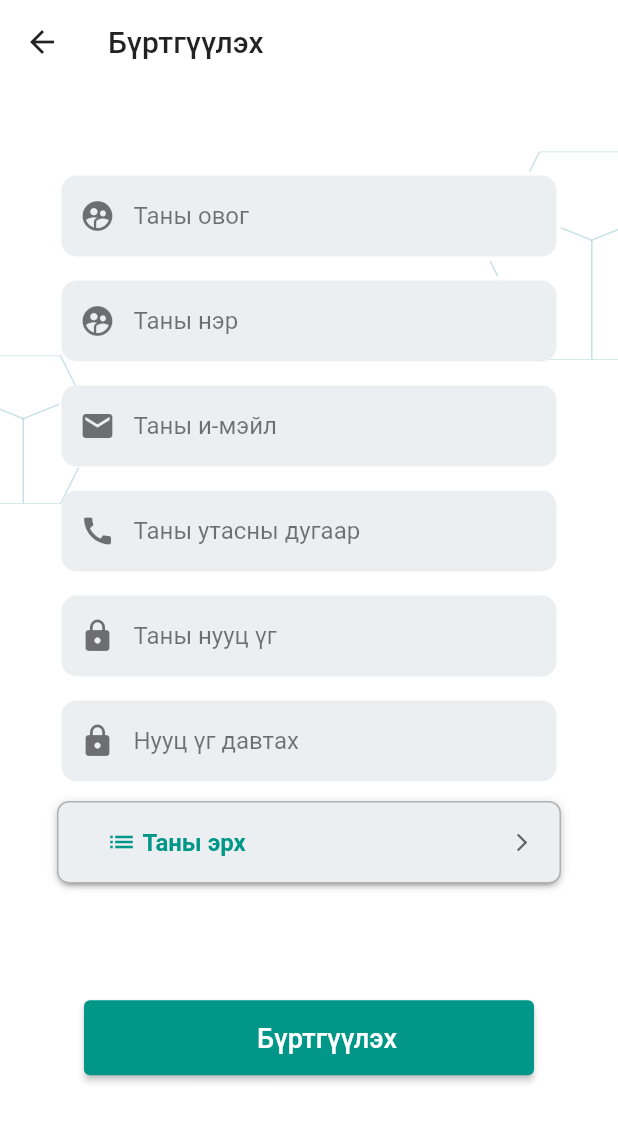
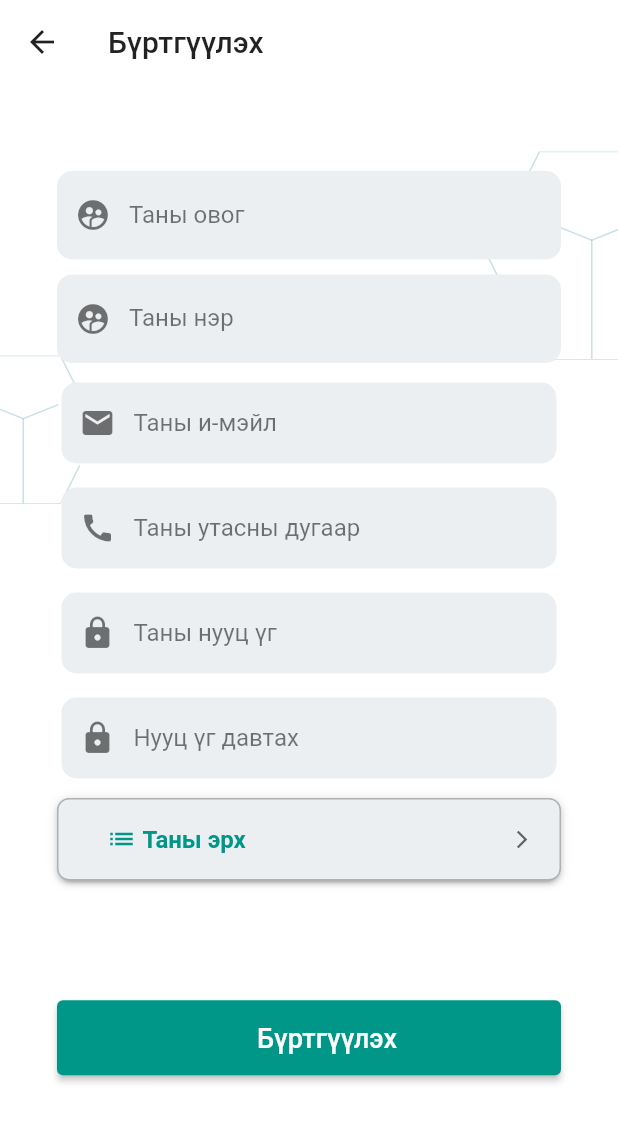
Before and after one commit to Azkhuu0216/my_app, a Flutter app: the SignUp screen opened by its route, on a phone screen of 412 x 824 dp. Shown: the top 1122 px of the screen. Run offline on Flutter 3.47's test engine with Material 2 defaults, Android fonts, the phone set to English and light mode, and no system bars; drawn by our look-alikes of dropdown_button2; our stand-ins replace cloud_firestore, firebase_auth, firebase_core, flutter_easyloading, flutter_svg, google_fonts and 2 more; missing offline and left inert: flutter_draggable_gridview, postgres; accounts and stored records are empty.

Commit message:
signUp setState bolgood ok bolson

```diff
--- a/lib/auth/signup.dart
+++ b/lib/auth/signup.dart
@@ -34,13 +34,6 @@ class _SignUpState extends State<SignUp> {
 
   @override
   Widget build(BuildContext context) {
-    TextEditingController firstNameController = TextEditingController();
-    TextEditingController lastNameController = TextEditingController();
-    TextEditingController phoneController = TextEditingController();
-    TextEditingController emailController = TextEditingController();
-    TextEditingController passwordController = TextEditingController();
-    TextEditingController repasswordController = TextEditingController();
-
     CollectionReference users = FirebaseFirestore.instance.collection('users');
     Future<void> addUser() async {
       // Call the user's CollectionReference to add a new user
@@ -161,31 +154,18 @@ class _SignUpState extends State<SignUp> {
                       crossAxisAlignment: CrossAxisAlignment.center,
                       mainAxisAlignment: MainAxisAlignment.center,
                       children: [
-                        //email and password TextField here
                         Expanded(
                           flex: 5,
                           child: Column(
                             children: [
+                              //email and password TextField here
                               // reTextField(
                               //     "Овог", Icons.supervised_user_circle, false),
                               Container(
-                                height: 60,
-                                // margin: EdgeInsets.only(top: 20),
-                                decoration: BoxDecoration(
-                                  color: Colors.white70,
-                                  borderRadius: BorderRadius.circular(24),
-                                  border: Border.all(
-                                      color: Colors.white,
-                                      width: 3.0,
-                                      style: BorderStyle.solid),
-                                ),
-
                                 child: TextFormField(
-                                  controller: lastNameController,
                                   cursorColor: Colors.black87,
                                   obscureText: false,
                                   autocorrect: true,
-                                  // keyboardType: TextInputType.,
                                   decoration: InputDecoration(
                                     prefixIcon: Icon(
                                         Icons.supervised_user_circle,
@@ -203,28 +183,20 @@ class _SignUpState extends State<SignUp> {
                                             width: 0, style: BorderStyle.none)),
                                   ),
                                   onChanged: (value) {
-                                    _lastName = value;
+                                    print("asuult===" + value.toString());
+                                    setState(() {
+                                      _lastName = value;
+                                    });
                                   },
                                   keyboardType: TextInputType.emailAddress,
                                 ),
                               ),
+
                               const SizedBox(height: 10),
                               // reTextField(
                               //     "Нэр", Icons.supervised_user_circle, true),
                               Container(
-                                height: 60,
-                                // margin: EdgeInsets.only(top: 20),
-                                decoration: BoxDecoration(
-                                  color: Colors.white70,
-                                  borderRadius: BorderRadius.circular(24),
-                                  border: Border.all(
-                                      color: Colors.white,
-                                      width: 3.0,
-                                      style: BorderStyle.solid),
-                                ),
-
                                 child: TextFormField(
-                                  controller: firstNameController,
                                   cursorColor: Colors.black87,
                                   obscureText: false,
                                   autocorrect: true,
@@ -246,7 +218,9 @@ class _SignUpState extends State<SignUp> {
                                             width: 0, style: BorderStyle.none)),
                                   ),
                                   onChanged: (value) {
-                                    _firstName = value;
+                                    setState(() {
+                                      _firstName = value;
+                                    });
                                   },
                                   keyboardType: TextInputType.emailAddress,
                                 ),
@@ -265,7 +239,6 @@ class _SignUpState extends State<SignUp> {
                                 ),
 
                                 child: TextFormField(
-                                  controller: emailController,
                                   cursorColor: Colors.black87,
                                   obscureText: false,
                                   autocorrect: true,
@@ -304,9 +277,7 @@ class _SignUpState extends State<SignUp> {
                                       width: 3.0,
                                       style: BorderStyle.solid),
                                 ),
-
                                 child: TextFormField(
-                                  controller: phoneController,
                                   cursorColor: Colors.black87,
                                   obscureText: false,
                                   autocorrect: true,
@@ -345,7 +316,6 @@ class _SignUpState extends State<SignUp> {
                                       style: BorderStyle.solid),
                                 ),
                                 child: TextFormField(
-                                  controller: passwordController,
                                   obscureText: true,
                                   cursorColor: Colors.black87,
 
@@ -386,7 +356,6 @@ class _SignUpState extends State<SignUp> {
                                 ),
 
                                 child: TextFormField(
-                                  controller: repasswordController,
                                   cursorColor: Colors.black87,
                                   obscureText: true,
                                   autocorrect: true,
@@ -496,8 +465,8 @@ class _SignUpState extends State<SignUp> {
                             // ignore: prefer_const_literals_to_create_immutables
                             children: [
                               // ignore: prefer_const_constructors
-                              Button(50, 300, "Бүртгүүлэх", Colors.teal,
-                                  Colors.white, _signUp, null),
+                              Button(50, double.infinity, "Бүртгүүлэх",
+                                  Colors.teal, Colors.white, _signUp, null),
 
                               // signInSingUpButton(context, false, () {
                               //   Navigator.push(
```
